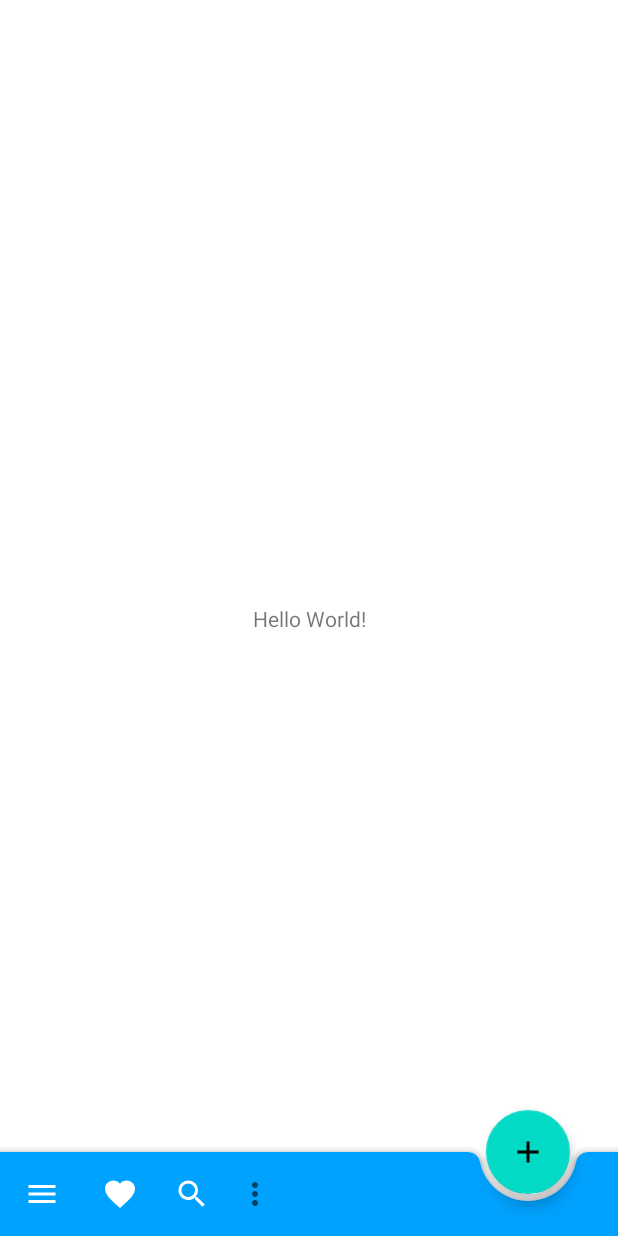
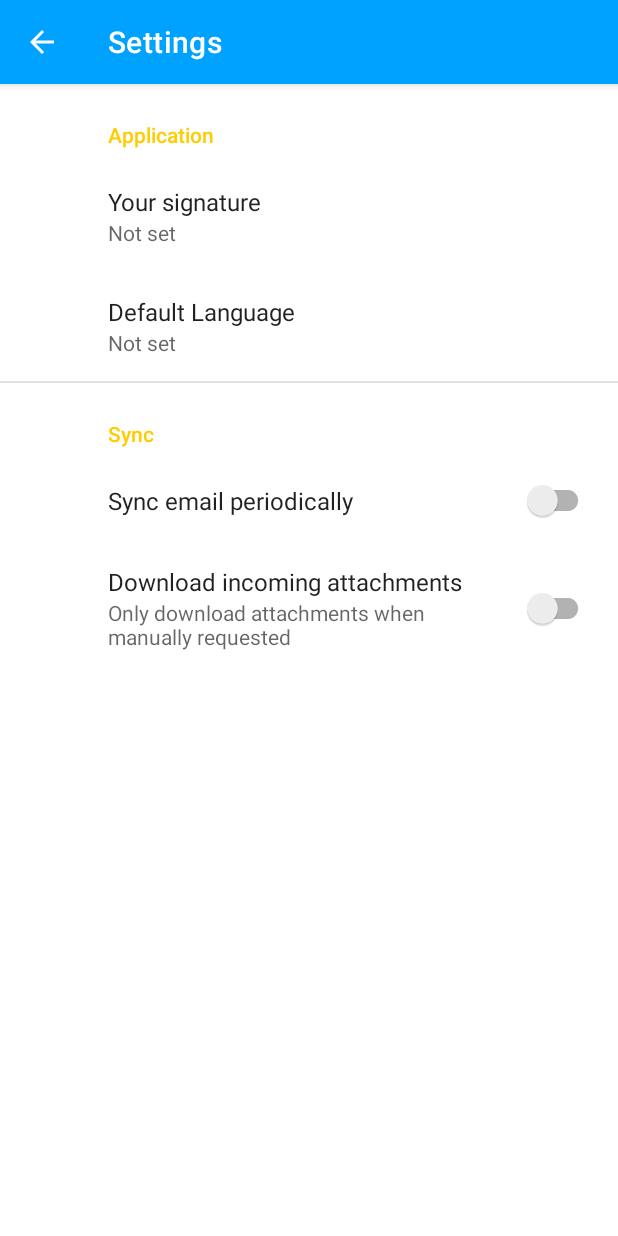
Before and after one commit to tracebackerror/StuddyBuddy, an Android app: the screen it shows after launch once a user with an empty profile is signed in (HomeActivity before the commit, SettingsActivity after it), in the options menu, after a tap on "Setting", on a phone screen of 412 x 824 dp. Run offline under Robolectric (Android 15) with nearby library versions, the phone set to English and light mode, and no system bars; our stand-ins replace Firebase (no records; nobody signed in at launch, a user with empty details on screens opened directly), Picasso, androidx.preference; 1 statement that could not run was skipped.

Commit message:
Added Settings Template Fixed BottomAppBar

```diff
--- a/app/build.gradle
+++ b/app/build.gradle
@@ -35,6 +35,8 @@ dependencies {
     implementation 'androidx.navigation:navigation-fragment:2.0.0'
     implementation 'androidx.navigation:navigation-ui:2.0.0'
     implementation 'androidx.lifecycle:lifecycle-extensions:2.0.0'
+    implementation 'androidx.preference:preference:1.1.0'
+
     testImplementation 'junit:junit:4.12'
     androidTestImplementation 'androidx.test.ext:junit:1.1.0'
     androidTestImplementation 'androidx.test.espresso:espresso-core:3.1.1'
--- a/app/src/main/java/com/aspireedutech/study_buddy/HomeActivity.java
+++ b/app/src/main/java/com/aspireedutech/study_buddy/HomeActivity.java
@@ -1,7 +1,9 @@
 package com.aspireedutech.study_buddy;
 
+import androidx.annotation.NonNull;
 import androidx.appcompat.app.AppCompatActivity;
 
+import android.content.Intent;
 import android.os.Bundle;
 import android.view.Menu;
 import android.view.MenuInflater;
@@ -9,15 +11,30 @@ import android.view.MenuItem;
 import android.view.View;
 import android.widget.Toast;
 
+import com.google.android.gms.auth.api.signin.GoogleSignIn;
+import com.google.android.gms.auth.api.signin.GoogleSignInClient;
+import com.google.android.gms.auth.api.signin.GoogleSignInOptions;
+import com.google.android.gms.tasks.OnCompleteListener;
+import com.google.android.gms.tasks.Task;
 import com.google.android.material.bottomappbar.BottomAppBar;
 import com.google.android.material.floatingactionbutton.FloatingActionButton;
+import com.google.firebase.auth.FirebaseAuth;
 
 public class HomeActivity extends AppCompatActivity {
+    GoogleSignInClient mGoogleSignInClient;
 
     @Override
     protected void onCreate(Bundle savedInstanceState) {
         super.onCreate(savedInstanceState);
         setContentView(R.layout.activity_home);
+
+        GoogleSignInOptions googleSignInOptions = new GoogleSignInOptions
+                .Builder()
+                .requestIdToken(getString(R.string.default_web_client_id))
+                .requestEmail()
+                .build();
+
+        mGoogleSignInClient = GoogleSignIn.getClient(this, googleSignInOptions);
 
         BottomAppBar bottomAppBar = findViewById(R.id.bottom_app_bar);
         setSupportActionBar(bottomAppBar);
@@ -55,12 +72,33 @@ public class HomeActivity extends AppCompatActivity {
         switch (item.getItemId()) {
             case R.id.app_bar_settings:
                 Toast.makeText(this, "Settings Clicked", Toast.LENGTH_SHORT).show();
+                Intent i = new Intent(getApplicationContext(),SettingsActivity.class);
+                startActivity(i);
                 return true;
-
+            case R.id.app_bar_fav:
+                Toast.makeText(this, item.getTitle(), Toast.LENGTH_SHORT).show();
+                return true;
+            case R.id.app_bar_search:
+                Toast.makeText(this, item.getTitle(), Toast.LENGTH_SHORT).show();
+                return true;
             default:
-                Toast.makeText(this, item.getTitle(), Toast.LENGTH_SHORT).show();
-                return super.onOptionsItemSelected(item);
+                Toast.makeText(this, "Logging Out", Toast.LENGTH_SHORT).show();
+                Logout();
+                return true;
+                //return super.onOptionsItemSelected(item);
         }
     }
 
+    private void Logout() {
+        FirebaseAuth.getInstance().signOut();
+        mGoogleSignInClient.signOut().addOnCompleteListener(this,
+                new OnCompleteListener<Void>() {
+                    @Override
+                    public void onComplete(@NonNull Task<Void> task) {
+                        Intent i = new Intent(getApplicationContext(),MainActivity.class);
+                        startActivity(i);
+                    }
+                });
+    }
+
 }
--- /dev/null
+++ b/app/src/main/java/com/aspireedutech/study_buddy/SettingsActivity.java
@@ -0,0 +1,31 @@
+package com.aspireedutech.study_buddy;
+
+import android.os.Bundle;
+
+import androidx.appcompat.app.ActionBar;
+import androidx.appcompat.app.AppCompatActivity;
+import androidx.preference.PreferenceFragmentCompat;
+
+public class SettingsActivity extends AppCompatActivity {
+
+    @Override
+    protected void onCreate(Bundle savedInstanceState) {
+        super.onCreate(savedInstanceState);
+        setContentView(R.layout.settings_activity);
+        getSupportFragmentManager()
+                .beginTransaction()
+                .replace(R.id.settings, new SettingsFragment())
+                .commit();
+        ActionBar actionBar = getSupportActionBar();
+        if (actionBar != null) {
+            actionBar.setDisplayHomeAsUpEnabled(true);
+        }
+    }
+
+    public static class SettingsFragment extends PreferenceFragmentCompat {
+        @Override
+        public void onCreatePreferences(Bundle savedInstanceState, String rootKey) {
+            setPreferencesFromResource(R.xml.root_preferences, rootKey);
+        }
+    }
+}
--- /dev/null
+++ b/app/src/main/res/drawable/ic_log_out_24dp.xml
@@ -0,0 +1,5 @@
+<vector android:height="24dp" android:tint="#FFFFFF"
+    android:viewportHeight="24.0" android:viewportWidth="24.0"
+    android:width="24dp" xmlns:android="http://schemas.android.com/apk/res/android">
+    <path android:fillColor="#FF000000" android:pathData="M7,24h2v-2L7,22v2zM11,24h2v-2h-2v2zM13,2h-2v10h2L13,2zM16.56,4.44l-1.45,1.45C16.84,6.94 18,8.83 18,11c0,3.31 -2.69,6 -6,6s-6,-2.69 -6,-6c0,-2.17 1.16,-4.06 2.88,-5.12L7.44,4.44C5.36,5.88 4,8.28 4,11c0,4.42 3.58,8 8,8s8,-3.58 8,-8c0,-2.72 -1.36,-5.12 -3.44,-6.56zM15,24h2v-2h-2v2z"/>
+</vector>
--- a/app/src/main/res/layout/activity_home.xml
+++ b/app/src/main/res/layout/activity_home.xml
@@ -38,7 +38,7 @@
             app:backgroundTint="@color/colorPrimary"
             app:fabAlignmentMode="end"
 
-            app:navigationIcon="@drawable/ic_menu_white_24dp"
+            app:navigationIcon="@drawable/ic_log_out_24dp"
             app:title="Menu Item Clicked" />
 
 
--- /dev/null
+++ b/app/src/main/res/layout/settings_activity.xml
@@ -0,0 +1,9 @@
+<LinearLayout xmlns:android="http://schemas.android.com/apk/res/android"
+    android:layout_width="match_parent"
+    android:layout_height="match_parent">
+
+    <FrameLayout
+        android:id="@+id/settings"
+        android:layout_width="match_parent"
+        android:layout_height="match_parent" />
+</LinearLayout>
--- /dev/null
+++ b/app/src/main/res/values/arrays.xml
@@ -0,0 +1,25 @@
+<resources>
+    <!-- Reply Preference -->
+    <string-array name="reply_entries">
+        <item>Reply</item>
+        <item>Reply to all</item>
+    </string-array>
+
+    <string-array name="reply_values">
+        <item>reply</item>
+        <item>reply_all</item>
+    </string-array>
+
+    <!-- Languages Preference -->
+    <string-array name="languages_entries">
+        <item>English</item>
+        <item>Hindi</item>
+        <item>Marathi</item>
+    </string-array>
+
+    <string-array name="languages_values">
+        <item>english</item>
+        <item>hindi</item>
+        <item>marathi</item>
+    </string-array>
+</resources>
--- a/app/src/main/res/values/strings.xml
+++ b/app/src/main/res/values/strings.xml
@@ -6,4 +6,22 @@
     <string name="action_favorite">Favorite</string>
     <string name="action_search">Search</string>
     <string name="action_settings">Setting</string>
+    <string name="title_activity_settings">Settings</string>
+
+    <!-- Preference Titles -->
+    <string name="messages_header">Messages</string>
+    <string name="sync_header">Sync</string>
+    <string name="app_header">Application</string>
+
+    <!-- Messages Preferences -->
+    <string name="signature_title">Your signature</string>
+    <string name="reply_title">Default reply action</string>
+    <string name="language_title">Default Language</string>
+
+    <!-- Sync Preferences -->
+    <string name="sync_title">Sync email periodically</string>
+    <string name="attachment_title">Download incoming attachments</string>
+    <string name="attachment_summary_on">Automatically download attachments for incoming emails
+    </string>
+    <string name="attachment_summary_off">Only download attachments when manually requested</string>
 </resources>
--- a/app/src/main/res/values/styles.xml
+++ b/app/src/main/res/values/styles.xml
@@ -7,7 +7,7 @@
         <item name="colorPrimaryDark">@color/colorPrimaryDark</item>
         <item name="colorAccent">@color/colorAccent</item>
         <item name="windowActionBar">true</item>
-        <item name="windowNoTitle">true</item>
+        <item name="windowNoTitle">false</item>
     </style>
 
 
--- /dev/null
+++ b/app/src/main/res/xml/root_preferences.xml
@@ -0,0 +1,51 @@
+<!--
+  ~ Copyright 2018 The app Open Source Project
+  ~
+  ~ Licensed under the Apache License, Version 2.0 (the "License");
+  ~ you may not use this file except in compliance with the License.
+  ~ You may obtain a copy of the License at
+  ~
+  ~      http://www.apache.org/licenses/LICENSE-2.0
+  ~
+  ~ Unless required by applicable law or agreed to in writing, software
+  ~ distributed under the License is distributed on an "AS IS" BASIS,
+  ~ WITHOUT WARRANTIES OR CONDITIONS OF ANY KIND, either express or implied.
+  ~ See the License for the specific language governing permissions and
+  ~ limitations under the License.
+  -->
+
+<PreferenceScreen xmlns:app="http://schemas.android.com/apk/res-auto">
+
+    <PreferenceCategory app:title="@string/app_header">
+
+        <EditTextPreference
+            app:key="signature"
+            app:title="@string/signature_title"
+            app:useSimpleSummaryProvider="true" />
+
+        <ListPreference
+            app:defaultValue="reply"
+            app:entries="@array/languages_entries"
+            app:entryValues="@array/languages_values"
+            app:key="reply"
+            app:title="@string/language_title"
+            app:useSimpleSummaryProvider="true" />
+
+    </PreferenceCategory>
+
+    <PreferenceCategory app:title="@string/sync_header">
+
+        <SwitchPreferenceCompat
+            app:key="sync"
+            app:title="@string/sync_title" />
+
+        <SwitchPreferenceCompat
+            app:dependency="sync"
+            app:key="attachment"
+            app:summaryOff="@string/attachment_summary_off"
+            app:summaryOn="@string/attachment_summary_on"
+            app:title="@string/attachment_title" />
+
+    </PreferenceCategory>
+
+</PreferenceScreen>
```
Also changed, not shown: app/src/main/AndroidManifest.xml (+8 -0 lines).
